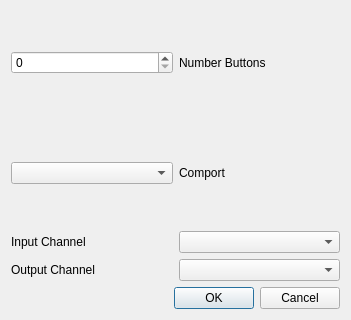
Above: mqt/MqtLogger/txVmInternalSetupDialog.ui from Rsclub22/Minos2-Mirror before the change. Below: the same form after it.
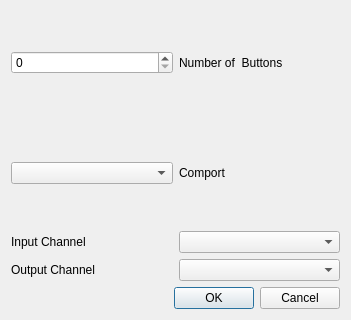
That is the form after the change.

```diff
--- a/mqt/MqtLogger/txVmInternalSetupDialog.ui
+++ b/mqt/MqtLogger/txVmInternalSetupDialog.ui
@@ -22,7 +22,7 @@
      <item>
       <widget class="QLabel" name="nunButtonsLbl">
        <property name="text">
-        <string>Number Buttons</string>
+        <string>Number of  Buttons</string>
        </property>
       </widget>
      </item>
```
